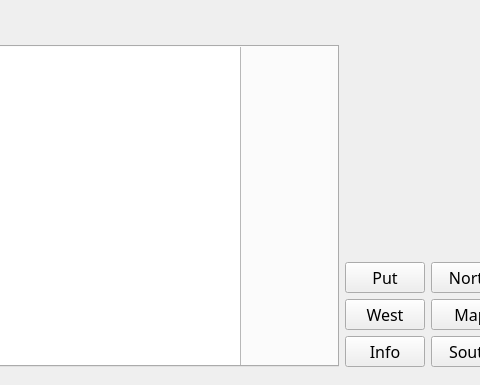
Old version of the form University Life/uniZork.ui in the repository Metagawa/Zorklike-Game-University-Life; both pictures show x 231 to 711 and y 0 to 385 of the 846 by 385 pixel window.
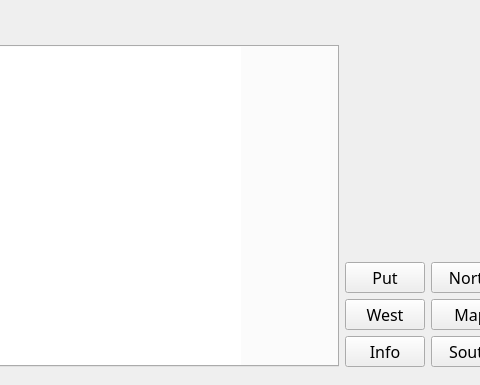
New version of the form. Icons and pictures are not drawn.

```diff
--- a/University Life/uniZork.ui
+++ b/University Life/uniZork.ui
@@ -213,16 +213,19 @@
            <number>0</number>
           </property>
           <widget class="QWidget" name="Day1">
+           <property name="styleSheet">
+            <string notr="true">border: 0;</string>
+           </property>
            <attribute name="title">
             <string>Tab 1</string>
            </attribute>
            <widget class="QPlainTextEdit" name="plainTextEdit">
             <property name="geometry">
              <rect>
-              <x>-9</x>
-              <y>-10</y>
-              <width>461</width>
-              <height>331</height>
+              <x>0</x>
+              <y>0</y>
+              <width>452</width>
+              <height>321</height>
              </rect>
             </property>
             <property name="minimumSize">
@@ -237,6 +240,9 @@
               <pointsize>12</pointsize>
              </font>
             </property>
+            <property name="styleSheet">
+             <string notr="true">border: 0;</string>
+            </property>
             <property name="readOnly">
              <bool>true</bool>
             </property>
```
